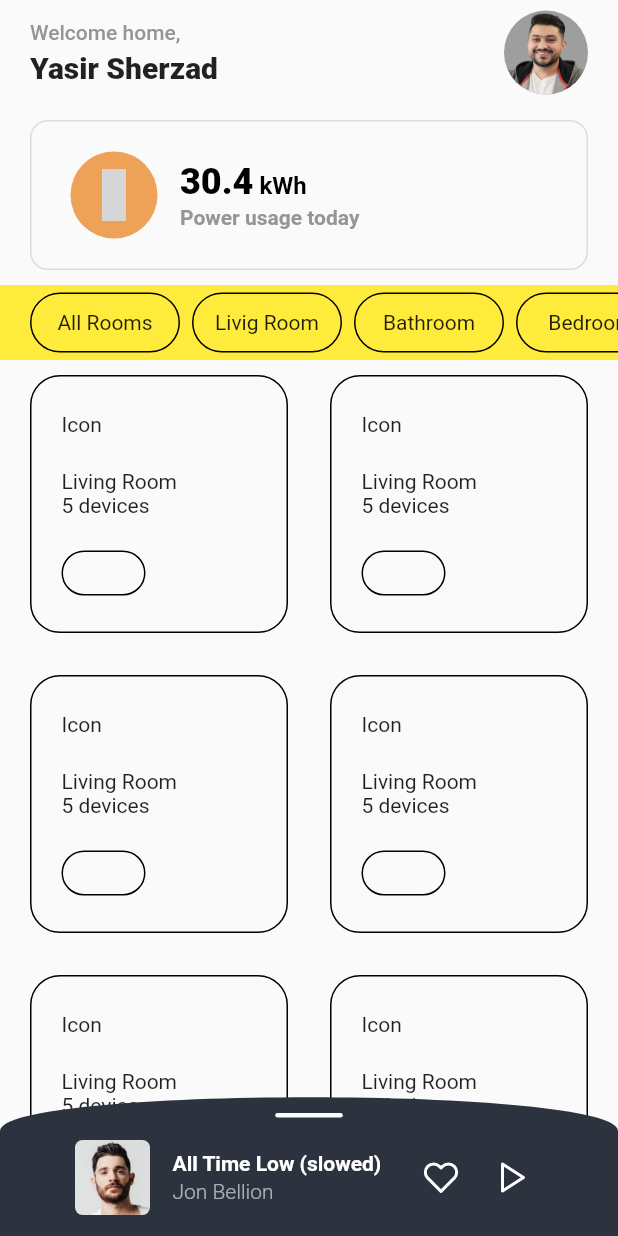
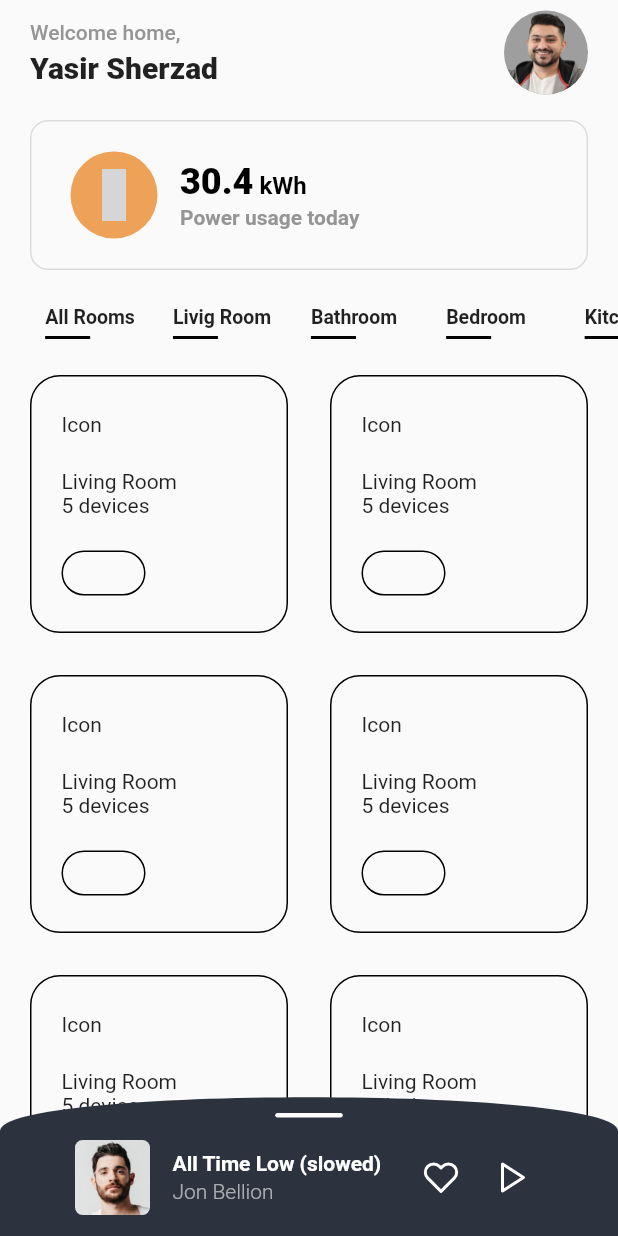
Before and after one commit to ys-sherzad/MetaHome, a Flutter app: the screen it shows after launch, on a phone screen of 412 x 824 dp. Run offline on Flutter 3.47's test engine with Material 2 defaults, Android fonts, the phone set to English and light mode, and no system bars; our stand-ins replace flutter_hooks, flutter_vector_icons; grey boxes are pictures that could not be loaded.

Commit message:
finalize room tabs design

```diff
--- a/lib/widgets/home/room_tabs.dart
+++ b/lib/widgets/home/room_tabs.dart
@@ -15,7 +15,14 @@ List<Tab> tabs = [
   Tab(name: 'Bathroom'),
   Tab(name: 'Bedroom'),
   Tab(name: 'Kitchen'),
+  Tab(name: 'Garage'),
 ];
+
+var Line = Container(
+  height: 3,
+  // width: double.infinity,
+  color: Colors.grey,
+);
 
 class RoomTabs extends HookWidget {
   const RoomTabs({Key? key}) : super(key: key);
@@ -23,27 +30,36 @@ class RoomTabs extends HookWidget {
   @override
   Widget build(BuildContext context) {
     return Container(
-      color: Colors.yellow,
       height: 50.0,
       width: double.infinity,
       child: SingleChildScrollView(
         padding: EdgeInsets.symmetric(horizontal: LAYOUT_HORIZONTAL_MARGIN),
         scrollDirection: Axis.horizontal,
         child: Row(
-          // mainAxisAlignment: Main
-          // crossAxisAlignment: CrossAxisAlignment.stretch,
           children: [
             for (var tab in tabs)
               Container(
                 alignment: Alignment.center,
-                height: 40,
-                width: 100,
+                height: 50,
+                width: 80,
                 margin: EdgeInsets.only(right: 8.0),
-                decoration: BoxDecoration(
-                  border: Border.all(color: Colors.black),
-                  borderRadius: BorderRadius.circular(20.0),
+                child: Column(
+                  mainAxisAlignment: MainAxisAlignment.center,
+                  crossAxisAlignment: CrossAxisAlignment.start,
+                  children: [
+                    Text(
+                      tab.name,
+                      style:
+                          TextStyle(fontSize: 13, fontWeight: FontWeight.w600),
+                    ),
+                    SizedBox(height: 5),
+                    Container(
+                      height: 2,
+                      width: 30,
+                      color: Colors.black,
+                    )
+                  ],
                 ),
-                child: Text(tab.name),
               ),
           ],
         ),
```
